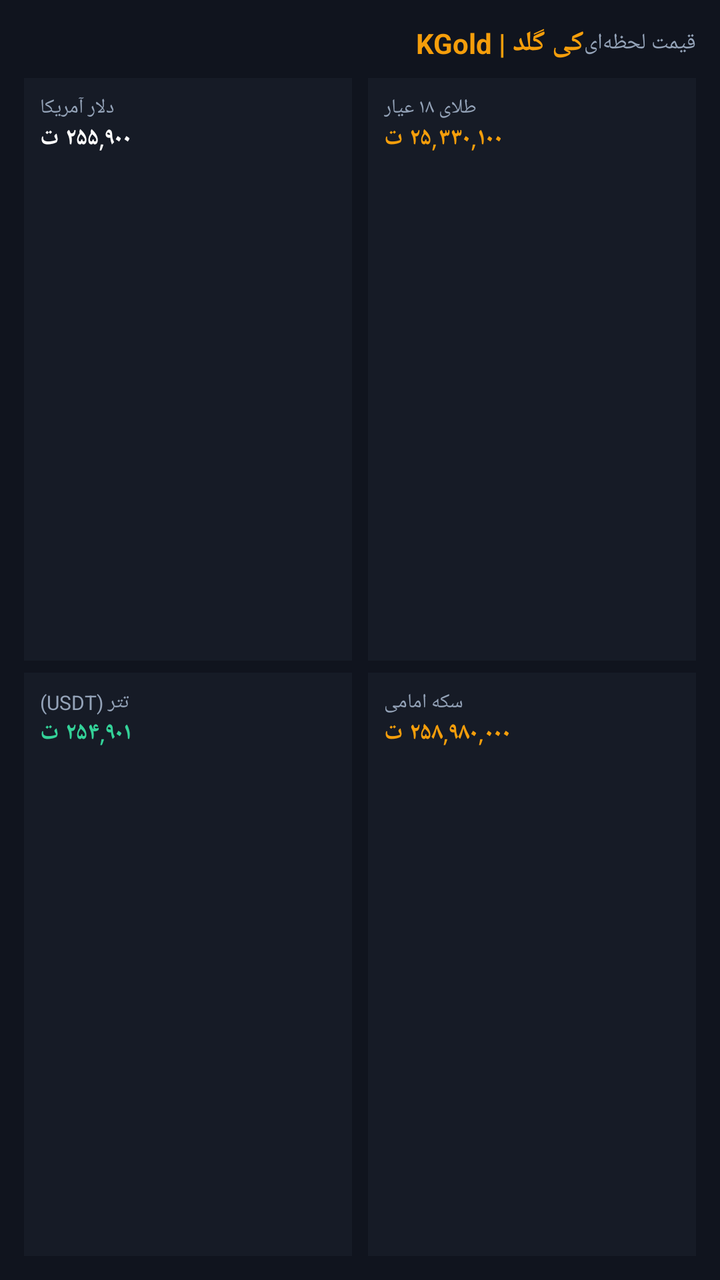
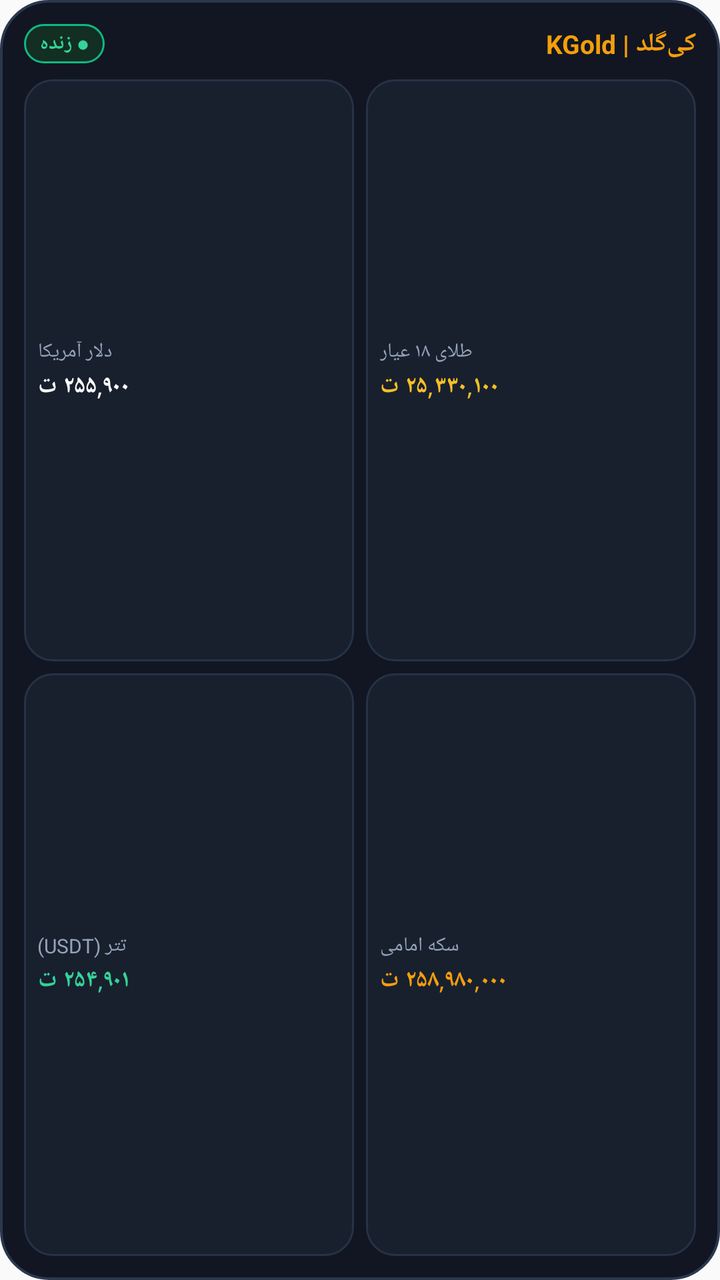

Screens rendered from an Android XML layout before and after an edit, with the pre-edit source and the edit as a unified diff.
<!-- AndroidManifest.xml: application theme AppTheme -->
<!-- res/layout/widget_kgold.xml -->
<?xml version="1.0" encoding="utf-8"?>
<LinearLayout xmlns:android="http://schemas.android.com/apk/res/android"
    android:id="@+id/widget_root"
    android:layout_width="match_parent"
    android:layout_height="match_parent"
    android:background="#10141E"
    android:orientation="vertical"
    android:padding="12dp">

    
    <LinearLayout
        android:layout_width="match_parent"
        android:layout_height="wrap_content"
        android:orientation="horizontal"
        android:gravity="center_vertical"
        android:layout_marginBottom="8dp">

        <TextView
            android:id="@+id/widget_title"
            android:layout_width="0dp"
            android:layout_height="wrap_content"
            android:layout_weight="1"
            android:text="کی گلد | KGold"
            android:textColor="#F59E0B"
            android:textSize="14sp"
            android:textStyle="bold" />

        <TextView
            android:id="@+id/widget_badge"
            android:layout_width="wrap_content"
            android:layout_height="wrap_content"
            android:text="قیمت لحظه‌ای"
            android:textColor="#94A3B8"
            android:textSize="11sp" />
    </LinearLayout>

    
    <LinearLayout
        android:layout_width="match_parent"
        android:layout_height="0dp"
        android:layout_weight="1"
        android:orientation="horizontal">

        
        <LinearLayout
            android:layout_width="0dp"
            android:layout_height="match_parent"
            android:layout_weight="1"
            android:background="#161B26"
            android:orientation="vertical"
            android:padding="8dp"
            android:layout_marginEnd="4dp">

            <TextView
                android:layout_width="wrap_content"
                android:layout_height="wrap_content"
                android:text="دلار آمریکا"
                android:textColor="#94A3B8"
                android:textSize="10sp" />

            <TextView
                android:id="@+id/widget_usd_price"
                android:layout_width="wrap_content"
                android:layout_height="wrap_content"
                android:text="۲۵۵,۹۰۰ ت"
                android:textColor="#FFFFFF"
                android:textSize="12sp"
                android:textStyle="bold" />
        </LinearLayout>

        
        <LinearLayout
            android:layout_width="0dp"
            android:layout_height="match_parent"
            android:layout_weight="1"
            android:background="#161B26"
            android:orientation="vertical"
            android:padding="8dp"
            android:layout_marginStart="4dp">

            <TextView
                android:layout_width="wrap_content"
                android:layout_height="wrap_content"
                android:text="طلای ۱۸ عیار"
                android:textColor="#94A3B8"
                android:textSize="10sp" />

            <TextView
                android:id="@+id/widget_gold_price"
                android:layout_width="wrap_content"
                android:layout_height="wrap_content"
                android:text="۲۵,۳۳۰,۱۰۰ ت"
                android:textColor="#F59E0B"
                android:textSize="12sp"
                android:textStyle="bold" />
        </LinearLayout>
    </LinearLayout>

    <LinearLayout
        android:layout_width="match_parent"
        android:layout_height="0dp"
        android:layout_weight="1"
        android:orientation="horizontal"
        android:layout_marginTop="6dp">

        
        <LinearLayout
            android:layout_width="0dp"
            android:layout_height="match_parent"
            android:layout_weight="1"
            android:background="#161B26"
            android:orientation="vertical"
            android:padding="8dp"
            android:layout_marginEnd="4dp">

            <TextView
                android:layout_width="wrap_content"
                android:layout_height="wrap_content"
                android:text="تتر (USDT)"
                android:textColor="#94A3B8"
                android:textSize="10sp" />

            <TextView
                android:id="@+id/widget_usdt_price"
                android:layout_width="wrap_content"
                android:layout_height="wrap_content"
                android:text="۲۵۴,۹۰۱ ت"
                android:textColor="#34D399"
                android:textSize="12sp"
                android:textStyle="bold" />
        </LinearLayout>

        
        <LinearLayout
            android:layout_width="0dp"
            android:layout_height="match_parent"
            android:layout_weight="1"
            android:background="#161B26"
            android:orientation="vertical"
            android:padding="8dp"
            android:layout_marginStart="4dp">

            <TextView
                android:layout_width="wrap_content"
                android:layout_height="wrap_content"
                android:text="سکه امامی"
                android:textColor="#94A3B8"
                android:textSize="10sp" />

            <TextView
                android:id="@+id/widget_coin_price"
                android:layout_width="wrap_content"
                android:layout_height="wrap_content"
                android:text="۲۵۸,۹۸۰,۰۰۰ ت"
                android:textColor="#F59E0B"
                android:textSize="12sp"
                android:textStyle="bold" />
        </LinearLayout>
    </LinearLayout>
</LinearLayout>
<!-- resources referenced by this layout -->
<resources>
  <style name="AppTheme" parent="Theme.AppCompat.Light.DarkActionBar">
          
          <item name="colorPrimary">@color/colorPrimary</item>
          <item name="colorPrimaryDark">@color/colorPrimaryDark</item>
          <item name="colorAccent">@color/colorAccent</item>
      </style>
</resources>

<!-- the commit's change to res/layout/widget_kgold.xml (unified diff, before → after) -->
@@ -3,7 +3,7 @@
     android:id="@+id/widget_root"
     android:layout_width="match_parent"
     android:layout_height="match_parent"
-    android:background="#10141E"
+    android:background="@drawable/widget_bg"
     android:orientation="vertical"
     android:padding="12dp">
 
@@ -11,33 +11,41 @@
     <LinearLayout
         android:layout_width="match_parent"
         android:layout_height="wrap_content"
-        android:orientation="horizontal"
+        android:layout_marginBottom="8dp"
         android:gravity="center_vertical"
-        android:layout_marginBottom="8dp">
+        android:orientation="horizontal">
+
+        <TextView
+            android:id="@+id/widget_badge"
+            android:layout_width="wrap_content"
+            android:layout_height="wrap_content"
+            android:background="@drawable/widget_badge_bg"
+            android:paddingStart="8dp"
+            android:paddingTop="3dp"
+            android:paddingEnd="8dp"
+            android:paddingBottom="3dp"
+            android:text="● زنده"
+            android:textColor="#34D399"
+            android:textSize="10sp"
+            android:textStyle="bold" />
 
         <TextView
             android:id="@+id/widget_title"
             android:layout_width="0dp"
             android:layout_height="wrap_content"
             android:layout_weight="1"
-            android:text="کی گلد | KGold"
+            android:gravity="right|end"
+            android:text="KGold | کی‌گلد"
             android:textColor="#F59E0B"
-            android:textSize="14sp"
+            android:textSize="13sp"
             android:textStyle="bold" />
-
-        <TextView
-            android:id="@+id/widget_badge"
-            android:layout_width="wrap_content"
-            android:layout_height="wrap_content"
-            android:text="قیمت لحظه‌ای"
-            android:textColor="#94A3B8"
-            android:textSize="11sp" />
     </LinearLayout>
 
     
     <LinearLayout
         android:layout_width="match_parent"
         android:layout_height="0dp"
+        android:layout_marginBottom="4dp"
         android:layout_weight="1"
         android:orientation="horizontal">
 
@@ -45,23 +53,27 @@
         <LinearLayout
             android:layout_width="0dp"
             android:layout_height="match_parent"
+            android:layout_marginEnd="3dp"
             android:layout_weight="1"
-            android:background="#161B26"
+            android:background="@drawable/widget_card_bg"
+            android:gravity="center_vertical"
             android:orientation="vertical"
-            android:padding="8dp"
-            android:layout_marginEnd="4dp">
+            android:padding="7dp">
 
             <TextView
-                android:layout_width="wrap_content"
+                android:layout_width="match_parent"
                 android:layout_height="wrap_content"
+                android:gravity="right|end"
                 android:text="دلار آمریکا"
                 android:textColor="#94A3B8"
                 android:textSize="10sp" />
 
             <TextView
                 android:id="@+id/widget_usd_price"
-                android:layout_width="wrap_content"
+                android:layout_width="match_parent"
                 android:layout_height="wrap_content"
+                android:layout_marginTop="2dp"
+                android:gravity="right|end"
                 android:text="۲۵۵,۹۰۰ ت"
                 android:textColor="#FFFFFF"
                 android:textSize="12sp"
@@ -72,25 +84,29 @@
         <LinearLayout
             android:layout_width="0dp"
             android:layout_height="match_parent"
+            android:layout_marginStart="3dp"
             android:layout_weight="1"
-            android:background="#161B26"
+            android:background="@drawable/widget_card_bg"
+            android:gravity="center_vertical"
             android:orientation="vertical"
-            android:padding="8dp"
-            android:layout_marginStart="4dp">
+            android:padding="7dp">
 
             <TextView
-                android:layout_width="wrap_content"
+                android:layout_width="match_parent"
                 android:layout_height="wrap_content"
+                android:gravity="right|end"
                 android:text="طلای ۱۸ عیار"
                 android:textColor="#94A3B8"
                 android:textSize="10sp" />
 
             <TextView
                 android:id="@+id/widget_gold_price"
-                android:layout_width="wrap_content"
+                android:layout_width="match_parent"
                 android:layout_height="wrap_content"
+                android:layout_marginTop="2dp"
+                android:gravity="right|end"
                 android:text="۲۵,۳۳۰,۱۰۰ ت"
-                android:textColor="#F59E0B"
+                android:textColor="#FBBF24"
                 android:textSize="12sp"
                 android:textStyle="bold" />
         </LinearLayout>
@@ -99,31 +115,35 @@
     <LinearLayout
         android:layout_width="match_parent"
         android:layout_height="0dp"
+        android:layout_marginTop="2dp"
         android:layout_weight="1"
-        android:orientation="horizontal"
-        android:layout_marginTop="6dp">
+        android:orientation="horizontal">
 
         
         <LinearLayout
             android:layout_width="0dp"
             android:layout_height="match_parent"
+            android:layout_marginEnd="3dp"
             android:layout_weight="1"
-            android:background="#161B26"
+            android:background="@drawable/widget_card_bg"
+            android:gravity="center_vertical"
             android:orientation="vertical"
-            android:padding="8dp"
-            android:layout_marginEnd="4dp">
+            android:padding="7dp">
 
             <TextView
-                android:layout_width="wrap_content"
+                android:layout_width="match_parent"
                 android:layout_height="wrap_content"
+                android:gravity="right|end"
                 android:text="تتر (USDT)"
                 android:textColor="#94A3B8"
                 android:textSize="10sp" />
 
             <TextView
                 android:id="@+id/widget_usdt_price"
-                android:layout_width="wrap_content"
+                android:layout_width="match_parent"
                 android:layout_height="wrap_content"
+                android:layout_marginTop="2dp"
+                android:gravity="right|end"
                 android:text="۲۵۴,۹۰۱ ت"
                 android:textColor="#34D399"
                 android:textSize="12sp"
@@ -134,27 +154,32 @@
         <LinearLayout
             android:layout_width="0dp"
             android:layout_height="match_parent"
+            android:layout_marginStart="3dp"
             android:layout_weight="1"
-            android:background="#161B26"
+            android:background="@drawable/widget_card_bg"
+            android:gravity="center_vertical"
             android:orientation="vertical"
-            android:padding="8dp"
-            android:layout_marginStart="4dp">
+            android:padding="7dp">
 
             <TextView
-                android:layout_width="wrap_content"
+                android:layout_width="match_parent"
                 android:layout_height="wrap_content"
+                android:gravity="right|end"
                 android:text="سکه امامی"
                 android:textColor="#94A3B8"
                 android:textSize="10sp" />
 
             <TextView
                 android:id="@+id/widget_coin_price"
-                android:layout_width="wrap_content"
+                android:layout_width="match_parent"
                 android:layout_height="wrap_content"
+                android:layout_marginTop="2dp"
+                android:gravity="right|end"
                 android:text="۲۵۸,۹۸۰,۰۰۰ ت"
                 android:textColor="#F59E0B"
                 android:textSize="12sp"
                 android:textStyle="bold" />
         </LinearLayout>
     </LinearLayout>
+
 </LinearLayout>
<!-- resource entries referenced after the edit -->
@@ -1,5 +1,35 @@
 <!-- resources referenced by this layout -->
 <resources>
+  <!-- drawable widget_badge_bg (drawable) -->
+  <?xml version="1.0" encoding="utf-8"?>
+  <shape xmlns:android="http://schemas.android.com/apk/res/android"
+      android:shape="rectangle">
+      <solid android:color="#132E22" />
+      <corners android:radius="10dp" />
+      <stroke
+          android:width="1dp"
+          android:color="#10B981" />
+  </shape>
+  <!-- drawable widget_bg (drawable) -->
+  <?xml version="1.0" encoding="utf-8"?>
+  <shape xmlns:android="http://schemas.android.com/apk/res/android"
+      android:shape="rectangle">
+      <solid android:color="#111622" />
+      <corners android:radius="24dp" />
+      <stroke
+          android:width="1.2dp"
+          android:color="#2B384E" />
+  </shape>
+  <!-- drawable widget_card_bg (drawable) -->
+  <?xml version="1.0" encoding="utf-8"?>
+  <shape xmlns:android="http://schemas.android.com/apk/res/android"
+      android:shape="rectangle">
+      <solid android:color="#18202E" />
+      <corners android:radius="14dp" />
+      <stroke
+          android:width="1dp"
+          android:color="#263246" />
+  </shape>
   <style name="AppTheme" parent="Theme.AppCompat.Light.DarkActionBar">
           
           <item name="colorPrimary">@color/colorPrimary</item>
